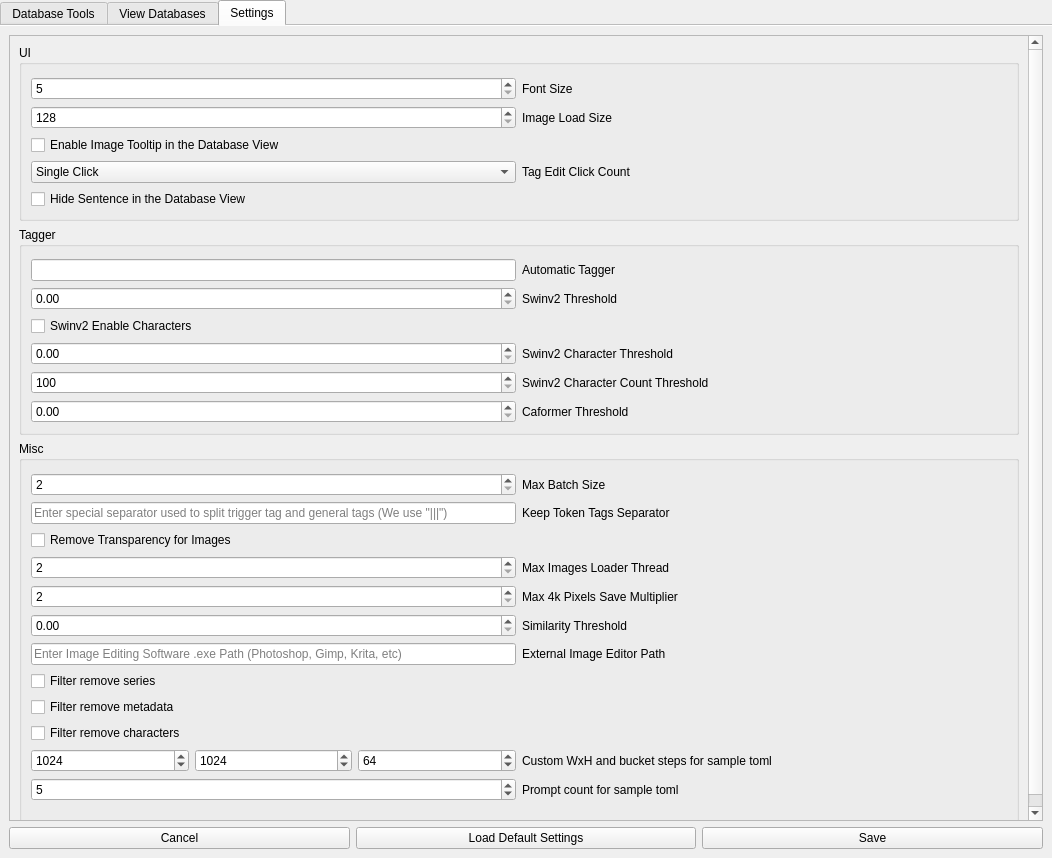
This is interfaces/interface.ui in HaW-Tagger/HWtagger as Qt 5 draws it before an edit. The edited form follows.
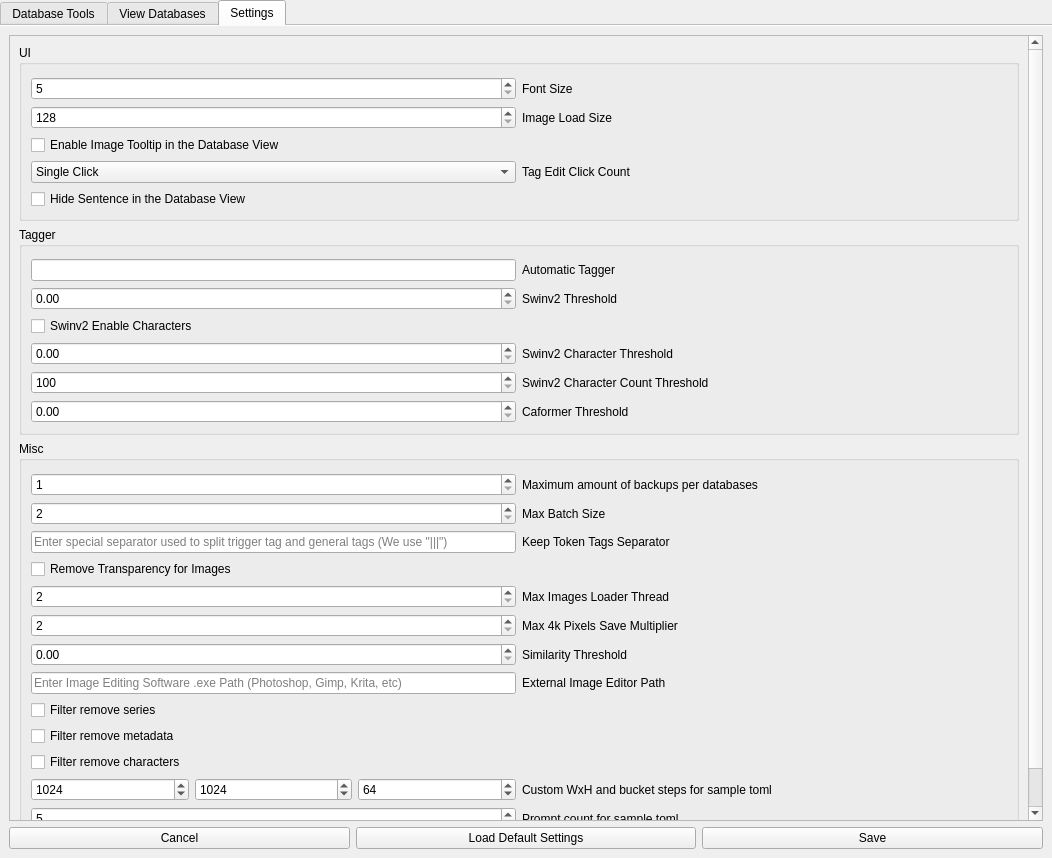
This is the edited form. The open tabs and pages were chosen to show the change.

Diff of the .ui file:
```diff
--- a/interfaces/interface.ui
+++ b/interfaces/interface.ui
@@ -716,7 +716,7 @@
              <x>0</x>
              <y>0</y>
              <width>1015</width>
-             <height>808</height>
+             <height>838</height>
             </rect>
            </property>
            <layout class="QGridLayout" name="gridLayout">
@@ -834,6 +834,33 @@
                <property name="topMargin">
                 <number>12</number>
                </property>
+               <item>
+                <layout class="QHBoxLayout" name="horizontalLayout_21">
+                 <item>
+                  <widget class="QSpinBox" name="spin_max_amount_of_backups">
+                   <property name="suffix">
+                    <string/>
+                   </property>
+                   <property name="minimum">
+                    <number>1</number>
+                   </property>
+                   <property name="maximum">
+                    <number>999</number>
+                   </property>
+                  </widget>
+                 </item>
+                 <item>
+                  <widget class="QLabel" name="label_17">
+                   <property name="toolTip">
+                    <string>&lt;html&gt;&lt;head/&gt;&lt;body&gt;&lt;p&gt;The amount of backups saved in the database folder.&lt;/p&gt;&lt;/body&gt;&lt;/html&gt;</string>
+                   </property>
+                   <property name="text">
+                    <string>Maximum amount of backups per databases</string>
+                   </property>
+                  </widget>
+                 </item>
+                </layout>
+               </item>
                <item>
                 <layout class="QHBoxLayout" name="horizontalLayout_11">
                  <item>
```
